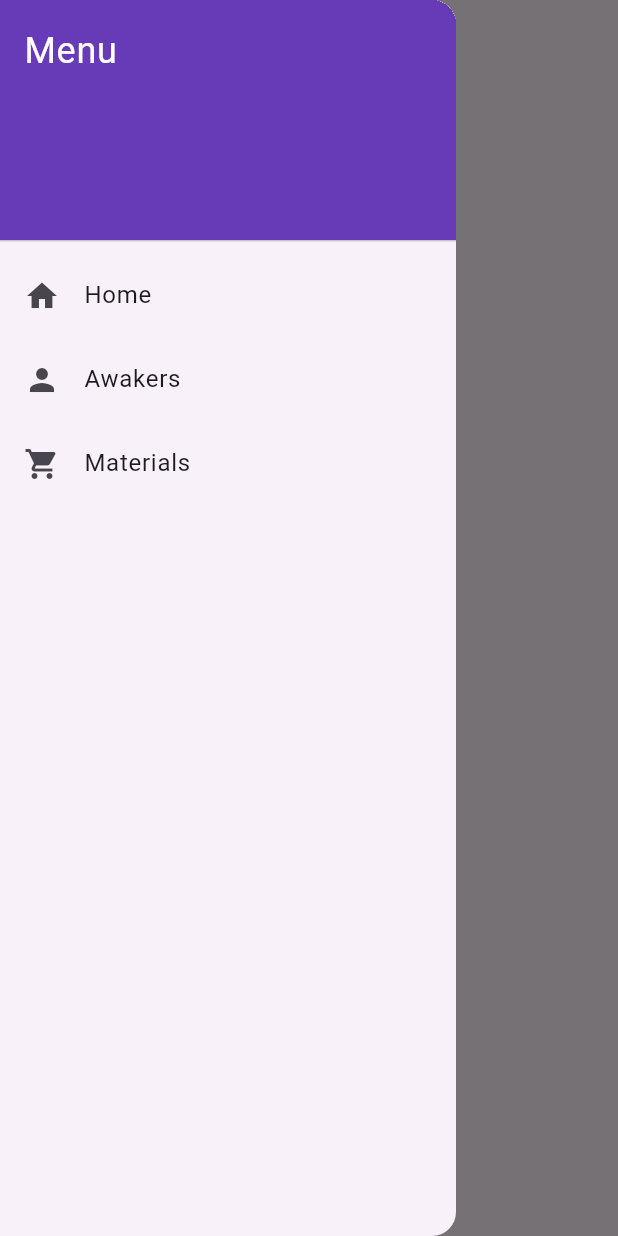
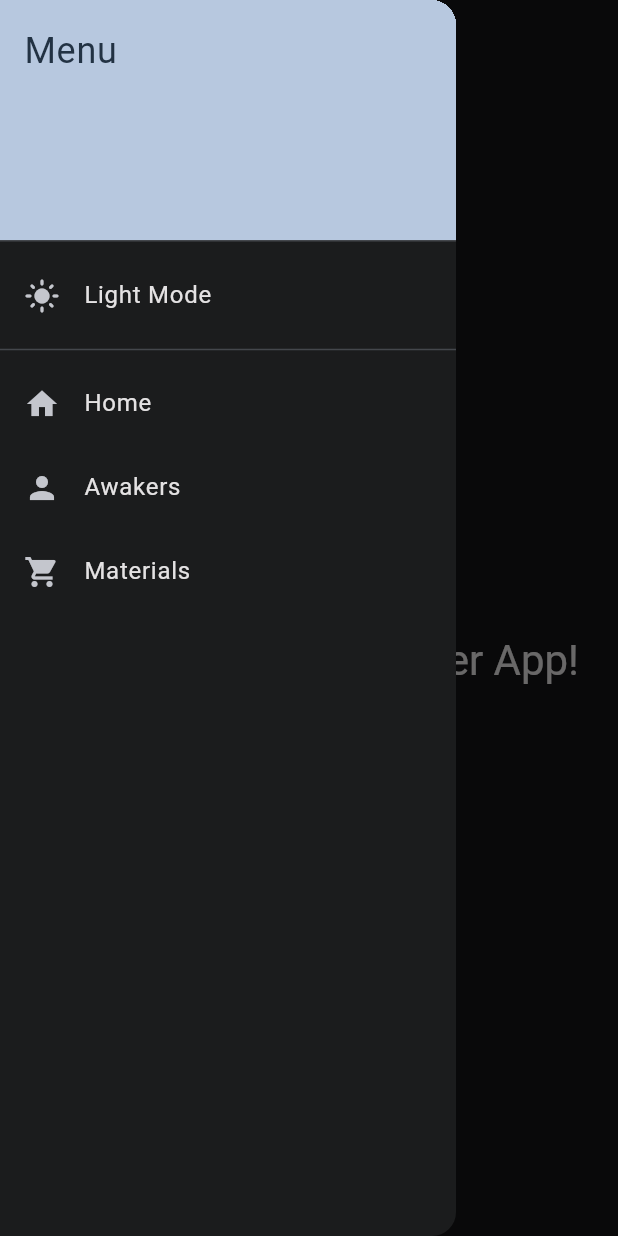
Before and after one commit to Robertovbj/morimens_planner, a Flutter app: the screen it shows after launch, in the side drawer, after a tap on "Menu", on a phone screen of 412 x 824 dp. Run offline on Flutter 3.47's test engine with Material 3 defaults, Android fonts, the phone set to English and light mode, and no system bars; our stand-ins replace shared_preferences, sqflite; accounts and stored records are empty.

Commit message:
Added SharedPreferences Added theme on the app

```diff
--- a/lib/main.dart
+++ b/lib/main.dart
@@ -1,6 +1,7 @@
 import 'package:flutter/material.dart';
 import 'db_helper.dart';
 import 'debug_config.dart';
+import 'theme_manager.dart';
 import 'views/debug/debug_views.dart';
 import 'views/planner_page.dart';
 import 'views/material_requirements_page.dart';
@@ -8,19 +9,31 @@ import 'views/material_requirements_page.dart';
 void main() async {
   WidgetsFlutterBinding.ensureInitialized();
   await DBHelper().database;
+  await ThemeManager().initialize();
   runApp(const MyApp());
 }
 
-class MyApp extends StatelessWidget {
+class MyApp extends StatefulWidget {
   const MyApp({super.key});
+
+  @override
+  State<MyApp> createState() => _MyAppState();
+}
+
+class _MyAppState extends State<MyApp> {
+  @override
+  void initState() {
+    super.initState();
+    ThemeManager().addListener(() {
+      setState(() {});
+    });
+  }
 
   @override
   Widget build(BuildContext context) {
     return MaterialApp(
-      title: 'Flutter Demo',
-      theme: ThemeData(
-        colorScheme: ColorScheme.fromSeed(seedColor: Colors.deepPurple),
-      ),
+      title: 'Morimens Planner',
+      theme: ThemeManager().currentTheme,
       home: const WelcomePage(),
     );
   }
@@ -38,6 +51,8 @@ class _WelcomePageState extends State<WelcomePage> {
 
   @override
   Widget build(BuildContext context) {
+    final isDark = ThemeManager().isDarkMode;
+
     return Scaffold(
       appBar: AppBar(
         title: const Text('Welcome'),
@@ -49,7 +64,7 @@ class _WelcomePageState extends State<WelcomePage> {
             GestureDetector(
               onTap: () {
                 _secretTapCount++;
-                if (_secretTapCount >= 5) {
+                if (_secretTapCount >= 10) {
                   setState(() {
                     DebugConfig().isDebugMode = true;
                   });
@@ -58,19 +73,29 @@ class _WelcomePageState extends State<WelcomePage> {
                   );
                 }
               },
-              child: const DrawerHeader(
+              child: DrawerHeader(
                 decoration: BoxDecoration(
-                  color: Colors.deepPurple,
+                  color: Theme.of(context).colorScheme.primary,
                 ),
                 child: Text(
                   'Menu',
                   style: TextStyle(
-                    color: Colors.white,
+                    color: Theme.of(context).colorScheme.onPrimary,
                     fontSize: 24,
                   ),
                 ),
               ),
             ),
+            // Botão de toggle do tema
+            ListTile(
+              leading: Icon(isDark ? Icons.light_mode : Icons.dark_mode),
+              title: Text(isDark ? 'Light Mode' : 'Dark Mode'),
+              onTap: () async {
+                await ThemeManager().toggleTheme();
+                setState(() {});
+              },
+            ),
+            const Divider(),
             ListTile(
               leading: const Icon(Icons.home),
               title: const Text('Home'),
@@ -102,8 +127,11 @@ class _WelcomePageState extends State<WelcomePage> {
           ],
         ),
       ),
-      body: const Center(
-        child: Text('Welcome to the Planner App!'),
+      body: Center(
+        child: Text(
+          'Welcome to the Planner App!',
+          style: Theme.of(context).textTheme.headlineMedium,
+        ),
       ),
     );
   }
--- /dev/null
+++ b/lib/theme_manager.dart
@@ -0,0 +1,28 @@
+import 'package:flutter/material.dart';
+import 'package:shared_preferences/shared_preferences.dart';
+import 'theme.dart';
+
+class ThemeManager extends ChangeNotifier {
+  static final ThemeManager _instance = ThemeManager._internal();
+  factory ThemeManager() => _instance;
+  ThemeManager._internal();
+
+  final MaterialTheme _materialTheme = MaterialTheme(Typography.material2021().black);
+  bool _isDarkMode = true;
+
+  bool get isDarkMode => _isDarkMode;
+  ThemeData get currentTheme => _isDarkMode ? _materialTheme.dark() : _materialTheme.light();
+
+  Future<void> initialize() async {
+    final prefs = await SharedPreferences.getInstance();
+    _isDarkMode = prefs.getBool('isDarkMode') ?? true;
+    notifyListeners();
+  }
+
+  Future<void> toggleTheme() async {
+    _isDarkMode = !_isDarkMode;
+    final prefs = await SharedPreferences.getInstance();
+    await prefs.setBool('isDarkMode', _isDarkMode);
+    notifyListeners();
+  }
+}
--- a/pubspec.yaml
+++ b/pubspec.yaml
@@ -32,6 +32,7 @@ dependencies:
     sdk: flutter
   sqflite: ^2.0.0+4
   path: ^1.8.0
+  shared_preferences: ^2.2.0
 
   # The following adds the Cupertino Icons font to your application.
   # Use with the CupertinoIcons class for iOS style icons.
```
Also changed, not shown: pubspec.lock, 1 other file.
